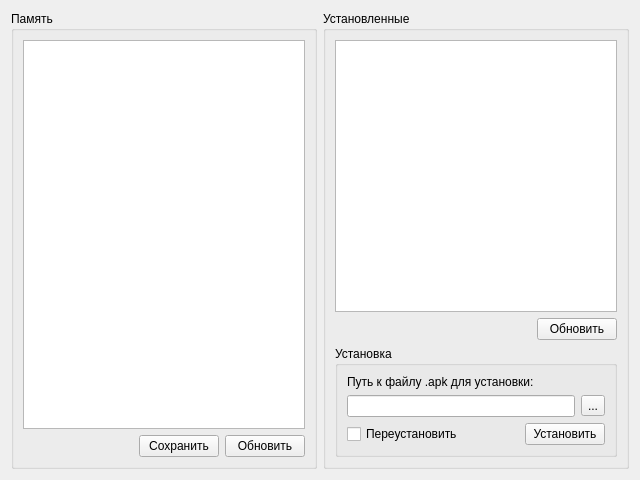
Above: appswidget.ui from schdub/adbgui before the change. Below: the same form after it.
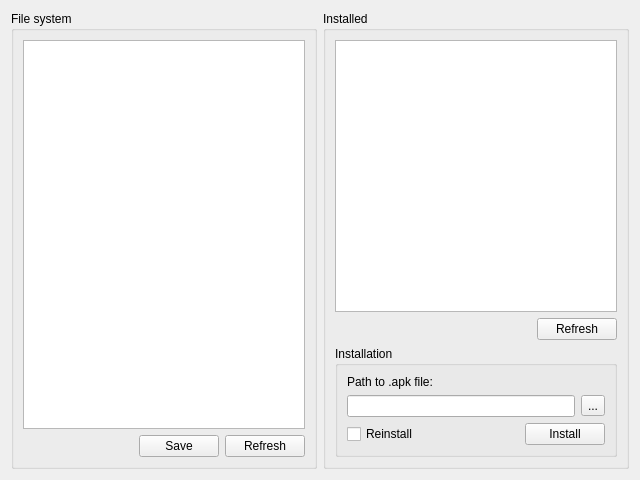
That is the form after the change. Custom widgets are drawn as their Qt base class.

Commit message: GUI: English translation

Diff of the .ui file:
```diff
--- a/appswidget.ui
+++ b/appswidget.ui
@@ -19,7 +19,7 @@
      <item>
       <widget class="QGroupBox" name="groupBox_3">
        <property name="title">
-        <string>Память</string>
+        <string>File system</string>
        </property>
        <layout class="QVBoxLayout" name="verticalLayout_4">
         <item>
@@ -55,14 +55,14 @@
           <item>
            <widget class="QPushButton" name="btSave">
             <property name="text">
-             <string>Сохранить</string>
+             <string>Save</string>
             </property>
            </widget>
           </item>
           <item>
            <widget class="QPushButton" name="btSdCardRefresh">
             <property name="text">
-             <string>Обновить</string>
+             <string>Refresh</string>
             </property>
            </widget>
           </item>
@@ -74,7 +74,7 @@
      <item>
       <widget class="QGroupBox" name="groupBox_2">
        <property name="title">
-        <string>Установленные</string>
+        <string>Installed</string>
        </property>
        <layout class="QVBoxLayout" name="verticalLayout">
         <item>
@@ -98,7 +98,7 @@
           <item>
            <widget class="QPushButton" name="btAppsRefresh">
             <property name="text">
-             <string>Обновить</string>
+             <string>Refresh</string>
             </property>
            </widget>
           </item>
@@ -107,13 +107,13 @@
         <item>
          <widget class="QGroupBox" name="groupBox">
           <property name="title">
-           <string>Установка</string>
+           <string>Installation</string>
           </property>
           <layout class="QVBoxLayout" name="verticalLayout_3">
            <item>
             <widget class="QLabel" name="label_2">
              <property name="text">
-              <string>Путь к файлу .apk для установки:</string>
+              <string>Path to .apk file:</string>
              </property>
             </widget>
            </item>
@@ -140,7 +140,7 @@
              <item>
               <widget class="QCheckBox" name="checkReinstall">
                <property name="text">
-                <string>Переустановить</string>
+                <string>Reinstall</string>
                </property>
               </widget>
              </item>
@@ -160,7 +160,7 @@
              <item>
               <widget class="QPushButton" name="btApkInstall">
                <property name="text">
-                <string>Установить</string>
+                <string>Install</string>
                </property>
               </widget>
              </item>
```
The commit also changes 4 other files.
